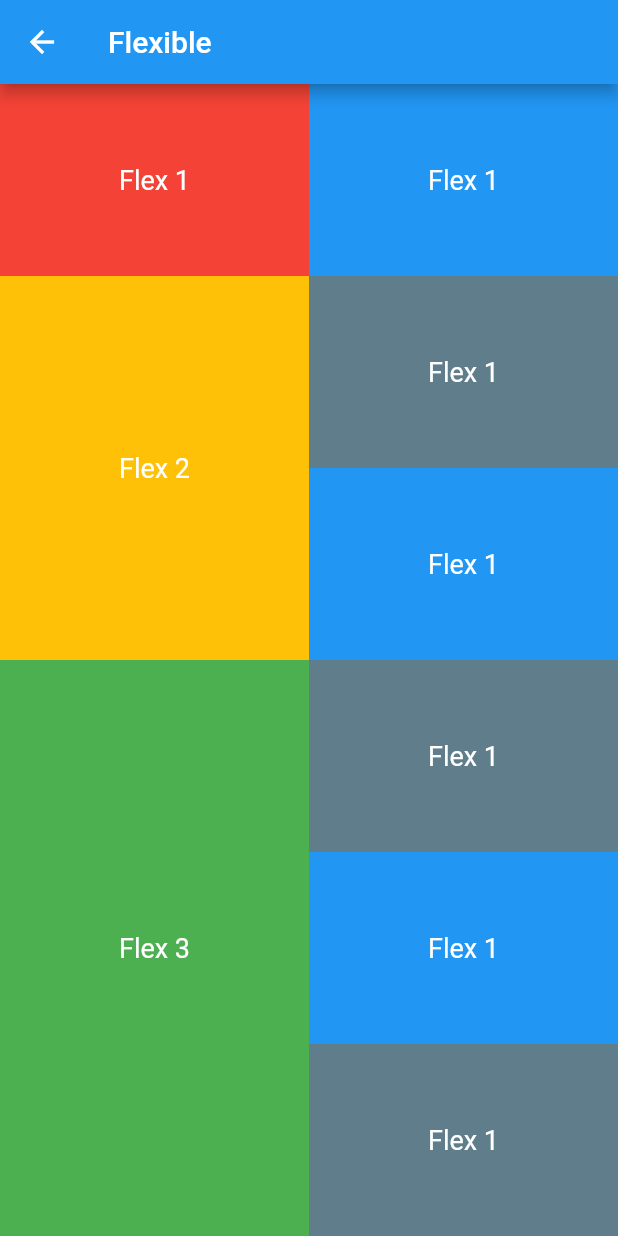
After one commit to triagung128/flutter-learn-basic, a Flutter app: the MateriFlexible screen opened directly, on a phone screen of 412 x 824 dp. The commit adds this screen. Run offline on Flutter 3.47's test engine with Material 2 defaults, Android fonts, the phone set to English and light mode, and no system bars; our stand-ins replace avatar_glow, convex_bottom_bar, dropdown_search, faker, introduction_screen, lottie.

Commit message:
belajar responsive ui

```diff
--- /dev/null
+++ b/lib/belajar_responsive_ui/materi_flexible.dart
@@ -0,0 +1,124 @@
+import 'package:flutter/material.dart';
+
+class MateriFlexible extends StatelessWidget {
+  const MateriFlexible({Key? key}) : super(key: key);
+
+  @override
+  Widget build(BuildContext context) {
+    double widthDevice = MediaQuery.of(context).size.width;
+
+    return Scaffold(
+      appBar: AppBar(
+        title: const Text("Flexible"),
+      ),
+      body: Row(
+        children: [
+          Column(
+            children: [
+              // Flexible() => berfungsi untuk memberikan lebar atau tinggi
+              // secara otomatis sesuai childnya
+              Flexible(
+                flex: 1,
+                child: Container(
+                  width: widthDevice * 0.5,
+                  color: Colors.red,
+                  child: const TextFlex(flex: 1),
+                ),
+              ),
+              Flexible(
+                flex: 2,
+                child: Container(
+                  width: widthDevice * 0.5,
+                  color: Colors.amber,
+                  child: const TextFlex(flex: 2),
+                ),
+              ),
+              Flexible(
+                flex: 3,
+                child: Container(
+                  width: widthDevice * 0.5,
+                  color: Colors.green,
+                  child: const TextFlex(flex: 3),
+                ),
+              ),
+            ],
+          ),
+          Column(
+            children: [
+              Flexible(
+                flex: 1,
+                child: Container(
+                  width: widthDevice * 0.5,
+                  color: Colors.blue,
+                  child: const TextFlex(flex: 1),
+                ),
+              ),
+              Flexible(
+                flex: 1,
+                child: Container(
+                  width: widthDevice * 0.5,
+                  color: Colors.blueGrey,
+                  child: const TextFlex(flex: 1),
+                ),
+              ),
+              Flexible(
+                flex: 1,
+                child: Container(
+                  width: widthDevice * 0.5,
+                  color: Colors.blue,
+                  child: const TextFlex(flex: 1),
+                ),
+              ),
+              Flexible(
+                flex: 1,
+                child: Container(
+                  width: widthDevice * 0.5,
+                  color: Colors.blueGrey,
+                  child: const TextFlex(flex: 1),
+                ),
+              ),
+              Flexible(
+                flex: 1,
+                child: Container(
+                  width: widthDevice * 0.5,
+                  color: Colors.blue,
+                  child: const TextFlex(flex: 1),
+                ),
+              ),
+              Flexible(
+                flex: 1,
+                child: Container(
+                  width: widthDevice * 0.5,
+                  color: Colors.blueGrey,
+                  child: const TextFlex(flex: 1),
+                ),
+              ),
+            ],
+          ),
+        ],
+      ),
+    );
+  }
+}
+
+class TextFlex extends StatelessWidget {
+  const TextFlex({
+    Key? key,
+    required this.flex,
+  }) : super(key: key);
+
+  final int flex;
+
+  @override
+  Widget build(BuildContext context) {
+    return Center(
+      child: Text(
+        "Flex $flex",
+        style: const TextStyle(
+          fontSize: 18,
+          color: Colors.white,
+        ),
+      ),
+    );
+  }
+}
--- a/lib/main.dart
+++ b/lib/main.dart
@@ -1,5 +1,5 @@
 import 'package:flutter/material.dart';
-import 'package:learn_flutter/studi_kasus/pencarian_kota/pencarian_kota.dart';
+import './belajar_responsive_ui/materi_constrained_box.dart';
 
 void main() => runApp(const MyApp());
 
@@ -10,7 +10,7 @@ class MyApp extends StatelessWidget {
   Widget build(BuildContext context) {
     return const MaterialApp(
       debugShowCheckedModeBanner: false,
-      home: PencarianKota(),
+      home: MateriConstrainedBox(),
     );
   }
 }
```
Also changed, not shown: lib/belajar_responsive_ui/materi_constrained_box.dart (added, +38 -0 lines), lib/belajar_responsive_ui/materi_expanded.dart (added, +32 -0 lines), lib/belajar_responsive_ui/materi_fitted_box.dart (added, +32 -0 lines), lib/belajar_responsive_ui/materi_layout_builder.dart (added, +41 -0 lines), lib/belajar_responsive_ui/materi_media_query.dart (added, +44 -0 lines), lib/belajar_responsive_ui/materi_wrap.dart (added, +55 -0 lines).
